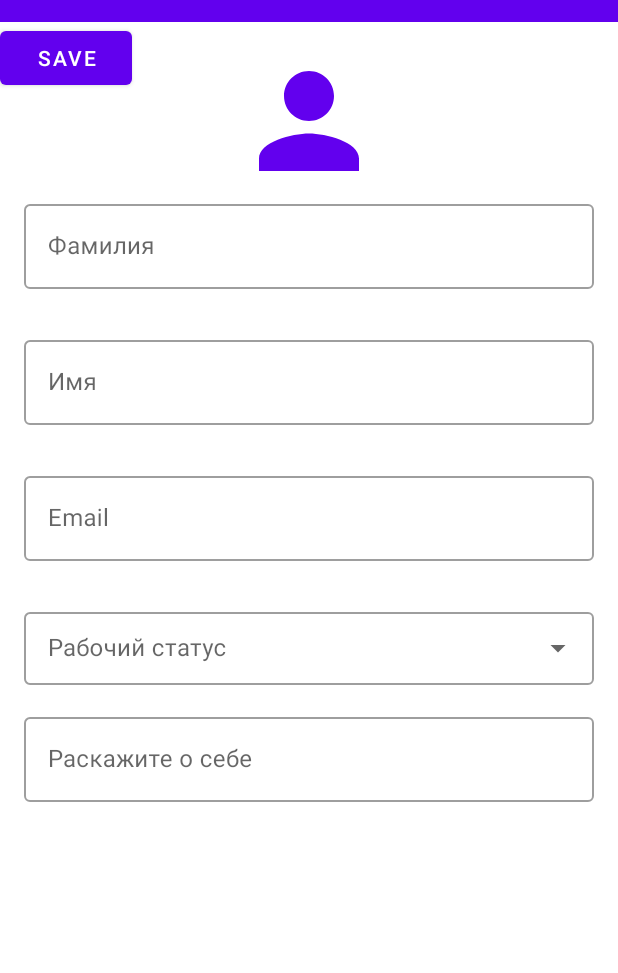
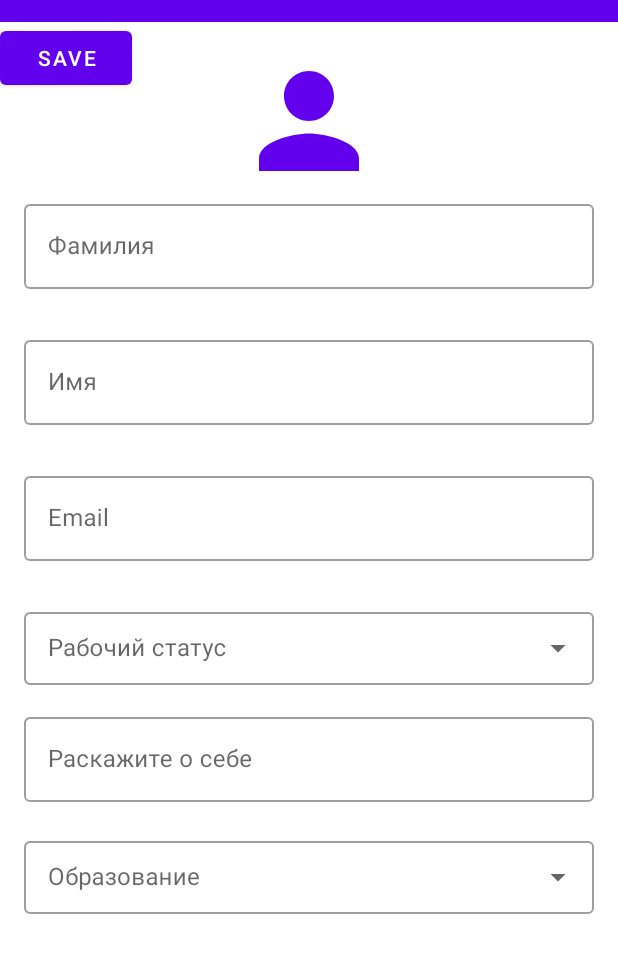
Before and after one commit to AbdulloSodikov/Project-Talent, an Android app: the AddNewPersonFragment screen opened through its navigation route, on a phone screen of 412 x 824 dp, the part 62-1035 px from its top. Run offline under Robolectric (Android 15) with nearby library versions, the phone set to English and light mode, and no system bars; our stand-ins replace CircleImageView, Room's generated code.

Commit message:
add dropdown menu in layout AddTalent

```diff
--- a/app/src/main/java/com/ak/sodikov/talent_v2/screens/add/AddNewPersonFragment.kt
+++ b/app/src/main/java/com/ak/sodikov/talent_v2/screens/add/AddNewPersonFragment.kt
@@ -38,8 +38,11 @@ class AddNewPersonFragment : Fragment() {
     private fun initialization() {
         mViewModel = ViewModelProvider(this).get(AddNewPersonFragmentViewModel::class.java)
         val workState = resources.getStringArray(R.array.work_state)
+        val education = resources.getStringArray(R.array.education)
         val workStateAdapter = ArrayAdapter(requireContext(), R.layout.dropdpwn_item_work_state, workState)
+        val educationAdapter = ArrayAdapter(requireContext(), R.layout.drop_down_item_education,education)
         mBinding.autoCompletWorkState.setAdapter(workStateAdapter)
+        mBinding.autoCompletEducation.setAdapter(educationAdapter)
 
         mBinding.btnSave.setOnClickListener {
             val sureName = mBinding.textAddSureName.text.toString()
--- /dev/null
+++ b/app/src/main/res/layout/drop_down_item_education.xml
@@ -0,0 +1,8 @@
+<TextView xmlns:android="http://schemas.android.com/apk/res/android"
+    android:layout_width="match_parent"
+    android:layout_height="wrap_content"
+    android:ellipsize="end"
+    android:maxLines="1"
+    android:padding="@dimen/margin_norm">
+
+</TextView>
--- a/app/src/main/res/layout/fragment_add_person.xml
+++ b/app/src/main/res/layout/fragment_add_person.xml
@@ -124,8 +124,27 @@
             android:layout_width="match_parent"
             android:layout_height="wrap_content"
             android:hint="Раскажите о себе" />
+    </com.google.android.material.textfield.TextInputLayout>
 
+    <com.google.android.material.textfield.TextInputLayout
+        android:id="@+id/dropDown_education"
+        style="@style/Widget.MaterialComponents.TextInputLayout.OutlinedBox.Dense.ExposedDropdownMenu"
+        android:layout_width="match_parent"
+        android:layout_height="wrap_content"
+        android:layout_marginStart="16dp"
+        android:layout_marginEnd="16dp"
+        android:hint="Образование"
+        app:layout_constraintEnd_toEndOf="parent"
+        app:layout_constraintStart_toStartOf="parent"
+        app:layout_constraintTop_toBottomOf="@+id/et_add_about">
 
+        <AutoCompleteTextView
+            android:id="@+id/autoComplet_education"
+            android:layout_width="match_parent"
+            android:layout_height="match_parent"
+            android:enabled="false"
+            android:inputType="none"
+            android:textColor="@color/black" />
     </com.google.android.material.textfield.TextInputLayout>
 
     <Button
--- a/app/src/main/res/values/strings.xml
+++ b/app/src/main/res/values/strings.xml
@@ -12,4 +12,14 @@
         <item>Не могу работать</item>
     </string-array>
 
+    <string-array name="education">
+        <item>Обучение не завершено </item>
+        <item>Учащийся средней школы</item>
+        <item>выпусник средней школы диплом или эквивалент</item>
+        <item>Прохожу обучение в университете</item>
+        <item>Степень бакалавра</item>
+        <item>Степень магистра</item>
+        <item>Докторская степень</item>
+    </string-array>
+
 </resources>
```
